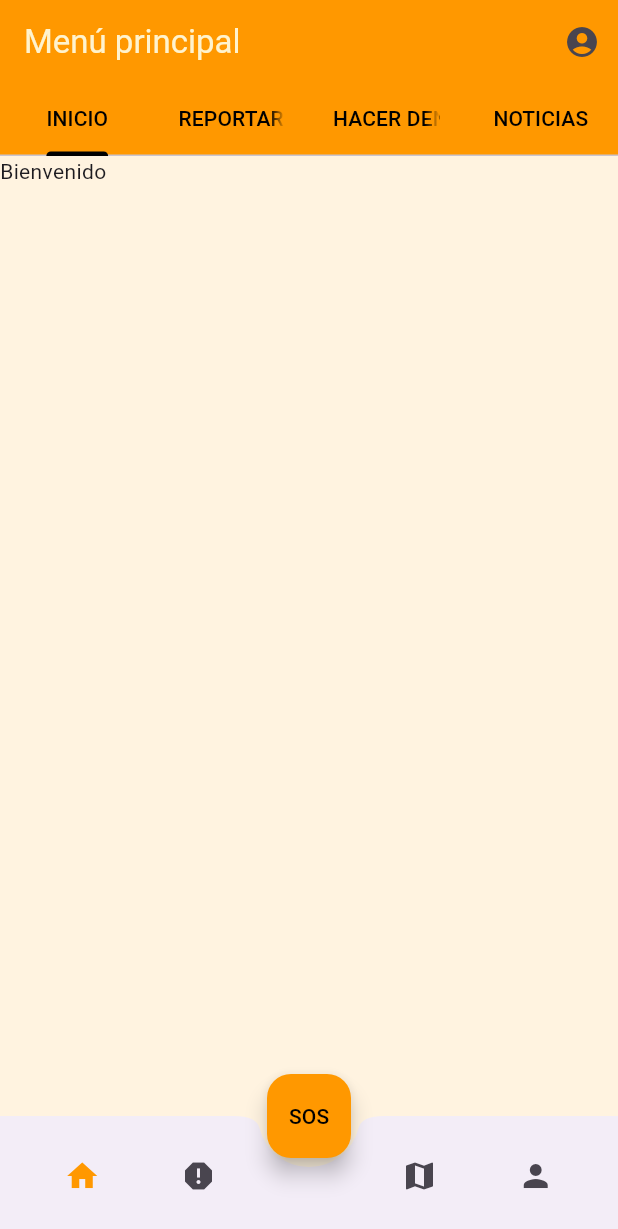
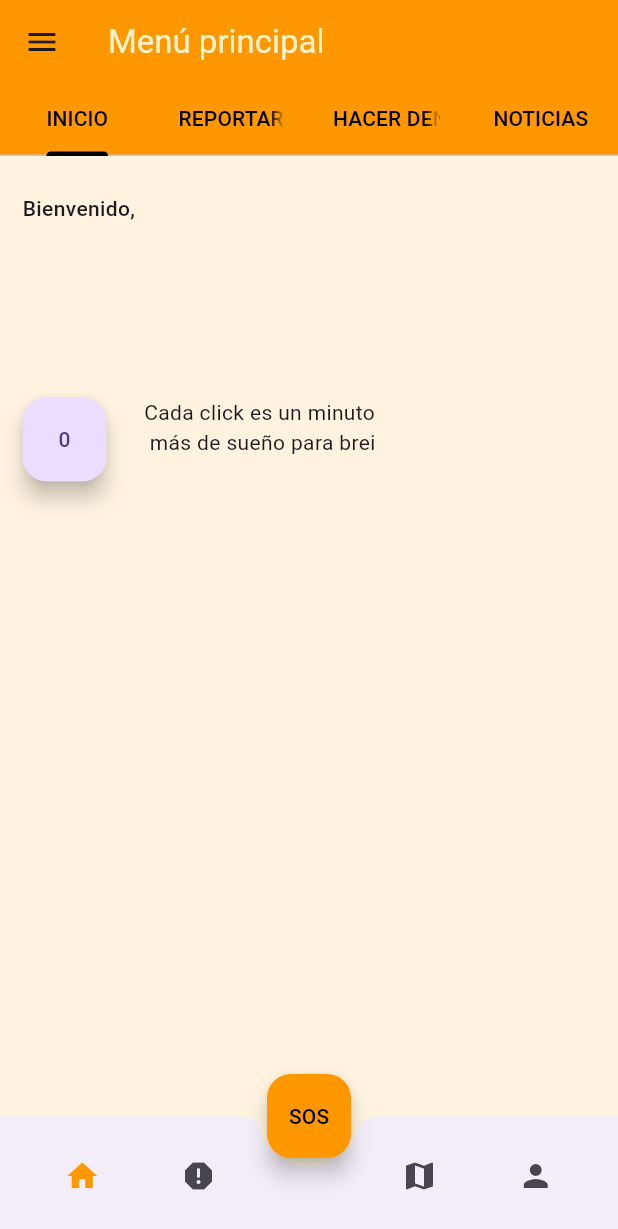
Before and after one commit to Reebotbrei/limaEnAccion, a Flutter app: the HomePage screen opened directly with empty values, on a phone screen of 412 x 824 dp. Shown: the top 1229 px of the screen. Run offline on Flutter 3.47's test engine with Material 3 defaults, Android fonts, the phone set to English and light mode, and no system bars; our stand-ins replace cloud_firestore, firebase_auth, firebase_core, image_picker; accounts and stored records are empty.

Commit message:
se crashea xd

```diff
--- a/lib/features/auth/home/screens/home_page.dart
+++ b/lib/features/auth/home/screens/home_page.dart
@@ -28,21 +28,16 @@ class _HomePageState extends State<HomePage>
       backgroundColor: const Color(0xFFFFF3E0),
       resizeToAvoidBottomInset: false,
       appBar: AppBar(
+
         backgroundColor: Colors.orange,
+        leading: IconButton(
+          icon: const Icon(Icons.menu),
+          onPressed: (){
+          },
+        ),
         title: const Text('Menú principal',
             style: TextStyle(color: Color.fromARGB(255, 255, 243, 206))),
-        actions: [
-          // Botón de perfil
-          IconButton(
-            icon: const Icon(Icons.account_circle),
-            onPressed: () {
-              Navigator.push(
-                context,
-                MaterialPageRoute(builder: (context) => const ProfileScreen()),
-              );
-            },
-          ),
-        ],
+
         bottom: TabBar(
           controller: _tabController,
           tabs: const [
@@ -63,9 +58,9 @@ class _HomePageState extends State<HomePage>
             controller: _tabController,
             children: [
               Center(child: ScreenInicio(usuario: widget.usuario)),
-              Center(child: Text('Contenido de Reportar Delitos')),
-              Center(child: Text('Contenido de Hacer Denuncias')),
-              Center(child: Text('Noticias')),
+              const Center(child: Text('Contenido de Reportar Delitos')),
+              const Center(child: Text('Contenido de Hacer Denuncias')),
+              const Center(child: Text('Noticias')),
             ],
           ),
         ),
--- a/lib/features/auth/home/screens/screen_inicio.dart
+++ b/lib/features/auth/home/screens/screen_inicio.dart
@@ -10,13 +10,43 @@ class ScreenInicio extends StatefulWidget {
 }
 
 class _ScreenInicio extends State<ScreenInicio> {
+  int contador = 0;
   @override
   Widget build(BuildContext context) {
     return Scaffold(
       body: SafeArea(
-          child: Column(children: [
-        Text("Bienvenido ${widget.usuario.nombre}"),
-      ])),
+        minimum: const EdgeInsets.symmetric(horizontal: 15),
+        child: Column(
+          crossAxisAlignment: CrossAxisAlignment.start,
+          children: [
+            const SizedBox(height: 25),
+            const Text("Bienvenido,",
+                style: TextStyle(fontWeight: FontWeight.w500)),
+            Text("  ${widget.usuario.nombre}",
+                style: const TextStyle(
+                    fontWeight: FontWeight.bold,
+                    fontSize: 25,
+                    color: Color.fromARGB(255, 88, 67, 3))),
+            const SizedBox(height: 80),
+            Wrap(
+              children: [
+                  FloatingActionButton(
+                    enableFeedback: true,
+                      onPressed: () {
+                      setState(() {
+                      contador++;
+                       }
+                      );
+                    },
+                  child: Text(contador.toString()),
+                  ),
+                  const SizedBox(width: 25),
+                  const Text("Cada click es un minuto\n más de sueño para brei"),
+              ]
+            )
+          ],
+        ),
+      ),
     );
   }
 }
```
